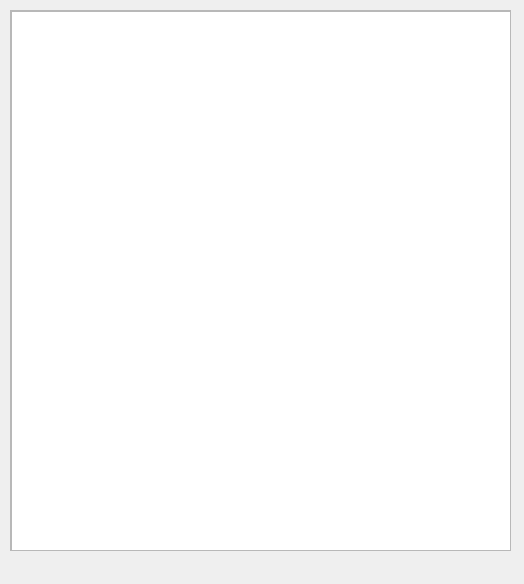
Qt form UI/extentDetect/subExtentDetect/FlawFinder.ui (Whitepinkwolf/Code-Reviewer-Porject) before a commit.
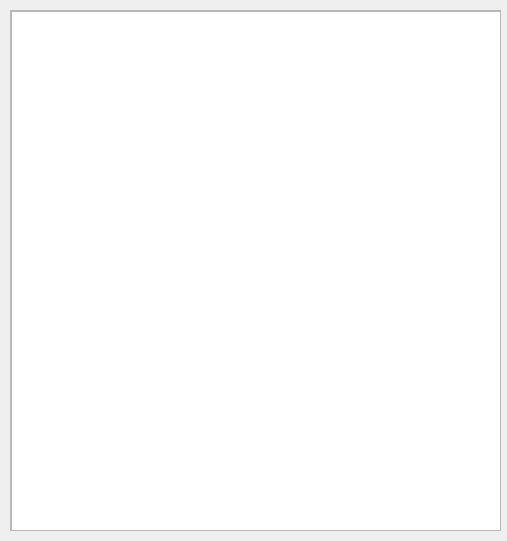
The same form after that commit.

Patch:
```diff
--- a/UI/extentDetect/subExtentDetect/FlawFinder.ui
+++ b/UI/extentDetect/subExtentDetect/FlawFinder.ui
@@ -6,8 +6,8 @@
    <rect>
     <x>0</x>
     <y>0</y>
-    <width>524</width>
-    <height>584</height>
+    <width>507</width>
+    <height>541</height>
    </rect>
   </property>
   <property name="windowTitle">
@@ -18,8 +18,8 @@
     <rect>
      <x>10</x>
      <y>10</y>
-     <width>501</width>
-     <height>541</height>
+     <width>491</width>
+     <height>521</height>
     </rect>
    </property>
    <property name="widgetResizable">
@@ -30,8 +30,8 @@
      <rect>
       <x>0</x>
       <y>0</y>
-      <width>499</width>
-      <height>539</height>
+      <width>489</width>
+      <height>519</height>
      </rect>
     </property>
     <widget class="QTextEdit" name="te_flawfinder">
@@ -39,8 +39,8 @@
       <rect>
        <x>0</x>
        <y>0</y>
-       <width>501</width>
-       <height>551</height>
+       <width>491</width>
+       <height>521</height>
       </rect>
      </property>
     </widget>
```
